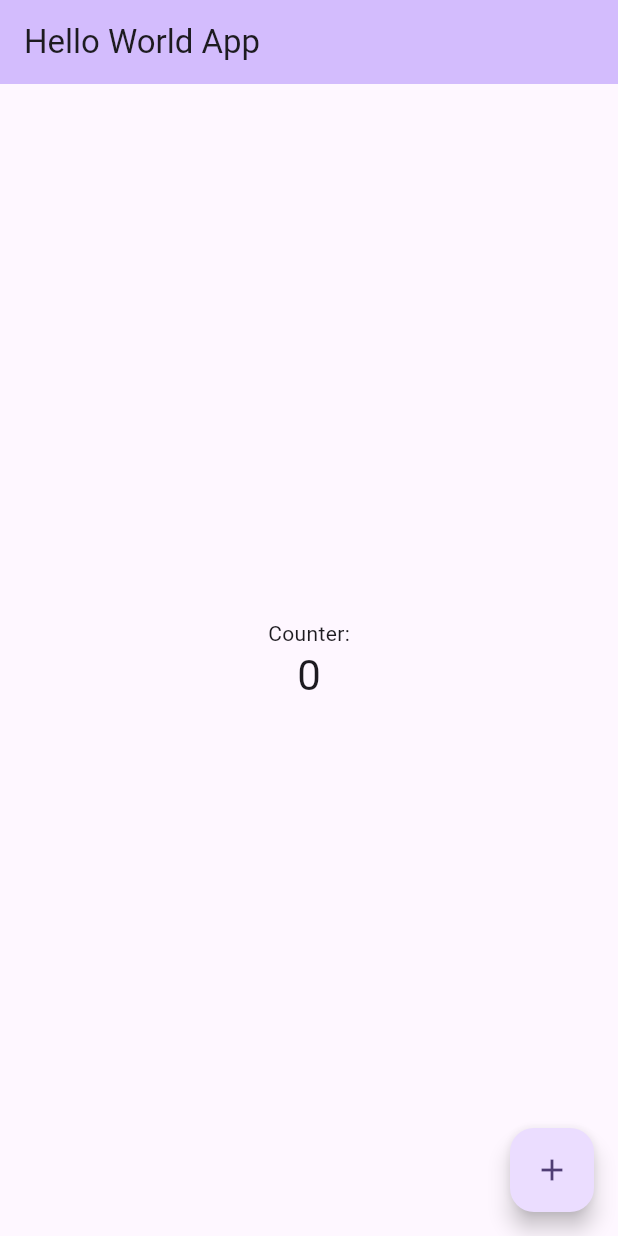
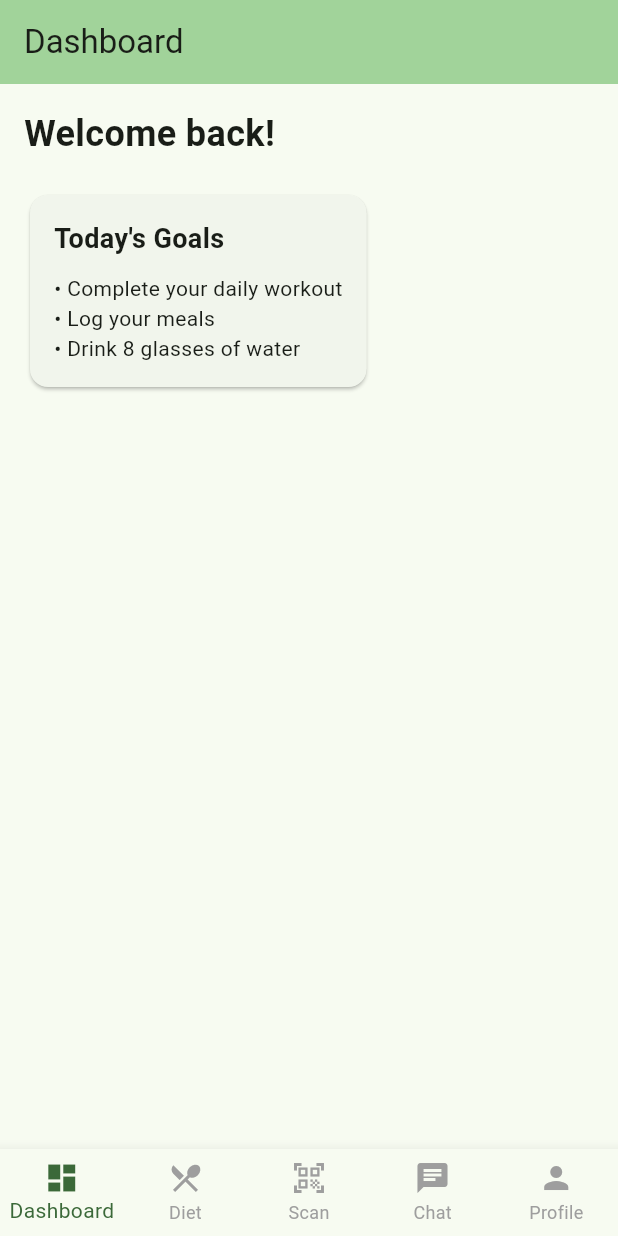
Before and after one commit to ozelen/welness-ai-frontend, a Flutter app: the screen it shows after launch, on a phone screen of 412 x 824 dp. Run offline on Flutter 3.47's test engine with Material 3 defaults, Android fonts, the phone set to English and light mode, and no system bars.

Commit message:
main pages and flutter guide

```diff
--- a/flutter-app/lib/main.dart
+++ b/flutter-app/lib/main.dart
@@ -1,124 +1,42 @@
 import 'package:flutter/material.dart';
-import 'dart:developer';
+import 'pages/auth_page.dart';
+import 'pages/main_navigation.dart';
 
 void main() {
-  runApp(const MyApp());
+  runApp(const WellnessAIApp());
 }
 
-class MyApp extends StatelessWidget {
-  const MyApp({super.key});
+class WellnessAIApp extends StatelessWidget {
+  const WellnessAIApp({super.key});
 
-  // This widget is the root of your application.
   @override
   Widget build(BuildContext context) {
     return MaterialApp(
-      title: 'Hello World App',
+      title: 'Wellness AI',
       theme: ThemeData(
-        // This is the theme of your application.
-        //
-        // TRY THIS: Try running your application with "flutter run". You'll see
-        // the application has a purple toolbar. Then, without quitting the app,
-        // try changing the seedColor in the colorScheme below to Colors.green
-        // and then invoke "hot reload" (save your changes or press the "hot
-        // reload" button in a Flutter-supported IDE, or press "r" if you used
-        // the command line to start the app).
-        //
-        // Notice that the counter didn't reset back to zero; the application
-        // state is not lost during the reload. To reset the state, use hot
-        // restart instead.
-        //
-        // This works for code too, not just values: Most code changes can be
-        // tested with just a hot reload.
-        colorScheme: ColorScheme.fromSeed(seedColor: Colors.deepPurple),
+        colorScheme: ColorScheme.fromSeed(
+          seedColor: const Color(0xFF4CAF50), // Green theme for wellness
+          brightness: Brightness.light,
+        ),
+        useMaterial3: true,
       ),
-      home: const MyHomePage(title: 'Hello World App'),
+      home: const AuthWrapper(),
     );
   }
 }
 
-class MyHomePage extends StatefulWidget {
-  const MyHomePage({super.key, required this.title});
-
-  // This widget is the home page of your application. It is stateful, meaning
-  // that it has a State object (defined below) that contains fields that affect
-  // how it looks.
-
-  // This class is the configuration for the state. It holds the values (in this
-  // case the title) provided by the parent (in this case the App widget) and
-  // used by the build method of the State. Fields in a Widget subclass are
-  // always marked "final".
-
-  final String title;
-
-  @override
-  State<MyHomePage> createState() => _MyHomePageState();
-}
-
-class _MyHomePageState extends State<MyHomePage> {
-  int _counter = 0;
-
-  void _incrementCounter() {
-    setState(() {
-      // This call to setState tells the Flutter framework that something has
-      // changed in this State, which causes it to rerun the build method below
-      // so that the display can reflect the updated values. If we changed
-      // _counter without calling setState(), then the build method would not be
-      // called again, and so nothing would appear to happen.
-      _counter++;
-      log('Counter: $_counter');
-    });
-  }
+class AuthWrapper extends StatelessWidget {
+  const AuthWrapper({super.key});
 
   @override
   Widget build(BuildContext context) {
-    // This method is rerun every time setState is called, for instance as done
-    // by the _incrementCounter method above.
-    //
-    // The Flutter framework has been optimized to make rerunning build methods
-    // fast, so that you can just rebuild anything that needs updating rather
-    // than having to individually change instances of widgets.
-    return Scaffold(
-      appBar: AppBar(
-        // TRY THIS: Try changing the color here to a specific color (to
-        // Colors.amber, perhaps?) and trigger a hot reload to see the AppBar
-        // change color while the other colors stay the same.
-        backgroundColor: Theme.of(context).colorScheme.inversePrimary,
-        // Here we take the value from the MyHomePage object that was created by
-        // the App.build method, and use it to set our appbar title.
-        title: Text(widget.title),
-      ),
-      body: Center(
-        // Center is a layout widget. It takes a single child and positions it
-        // in the middle of the parent.
-        child: Column(
-          // Column is also a layout widget. It takes a list of children and
-          // arranges them vertically. By default, it sizes itself to fit its
-          // children horizontally, and tries to be as tall as its parent.
-          //
-          // Column has various properties to control how it sizes itself and
-          // how it positions its children. Here we use mainAxisAlignment to
-          // center the children vertically; the main axis here is the vertical
-          // axis because Columns are vertical (the cross axis would be
-          // horizontal).
-          //
-          // TRY THIS: Invoke "debug painting" (choose the "Toggle Debug Paint"
-          // action in the IDE, or press "p" in the console), to see the
-          // wireframe for each widget.
-          mainAxisAlignment: MainAxisAlignment.center,
-          children: <Widget>[
-            const Text('Counter:'),
-            Text(
-              '$_counter',
-              style: Theme.of(context).textTheme.headlineMedium,
-            ),
-          ],
-        ),
-      ),
-      floatingActionButton: FloatingActionButton(
-        onPressed: _incrementCounter,
-        tooltip: 'Increment',
-        child: const Icon(Icons.add),
-      ), // This trailing comma makes auto-formatting nicer for build methods.
-    );
+    // TODO: Check if user is authenticated
+    bool isAuthenticated = true; // Temporarily set to true to see tabs
+
+    if (isAuthenticated) {
+      return const MainNavigation();
+    } else {
+      return const AuthPage();
+    }
   }
 }
--- /dev/null
+++ b/flutter-app/lib/pages/dashboard_page.dart
@@ -0,0 +1,47 @@
+import 'package:flutter/material.dart';
+
+class DashboardPage extends StatelessWidget {
+  const DashboardPage({super.key});
+
+  @override
+  Widget build(BuildContext context) {
+    return Scaffold(
+      appBar: AppBar(
+        title: const Text('Dashboard'),
+        backgroundColor: Theme.of(context).colorScheme.inversePrimary,
+      ),
+      body: const Padding(
+        padding: EdgeInsets.all(16.0),
+        child: Column(
+          crossAxisAlignment: CrossAxisAlignment.start,
+          children: [
+            Text(
+              'Welcome back!',
+              style: TextStyle(fontSize: 24, fontWeight: FontWeight.bold),
+            ),
+            SizedBox(height: 20),
+            // TODO: Add dashboard widgets (goals, progress, etc.)
+            Card(
+              child: Padding(
+                padding: EdgeInsets.all(16.0),
+                child: Column(
+                  crossAxisAlignment: CrossAxisAlignment.start,
+                  children: [
+                    Text(
+                      'Today\'s Goals',
+                      style: TextStyle(fontSize: 18, fontWeight: FontWeight.bold),
+                    ),
+                    SizedBox(height: 10),
+                    Text('• Complete your daily workout'),
+                    Text('• Log your meals'),
+                    Text('• Drink 8 glasses of water'),
+                  ],
+                ),
+              ),
+            ),
+          ],
+        ),
+      ),
+    );
+  }
+}
--- /dev/null
+++ b/flutter-app/lib/pages/main_navigation.dart
@@ -0,0 +1,67 @@
+import 'package:flutter/material.dart';
+import 'dashboard_page.dart';
+import 'diet_planning_page.dart';
+import 'barcode_scanner_page.dart';
+import 'chat_page.dart';
+import 'profile_page.dart';
+
+class MainNavigation extends StatefulWidget {
+  const MainNavigation({super.key});
+
+  @override
+  State<MainNavigation> createState() => _MainNavigationState();
+}
+
+class _MainNavigationState extends State<MainNavigation> {
+  int _selectedIndex = 0;
+
+  static const List<Widget> _pages = [
+    DashboardPage(),
+    DietPlanningPage(),
+    BarcodeScannerPage(),
+    ChatPage(),
+    ProfilePage(),
+  ];
+
+  void _onItemTapped(int index) {
+    setState(() {
+      _selectedIndex = index;
+    });
+  }
+
+  @override
+  Widget build(BuildContext context) {
+    return Scaffold(
+      body: _pages[_selectedIndex],
+      bottomNavigationBar: BottomNavigationBar(
+        type: BottomNavigationBarType.fixed,
+        currentIndex: _selectedIndex,
+        onTap: _onItemTapped,
+        selectedItemColor: Theme.of(context).colorScheme.primary,
+        unselectedItemColor: Colors.grey,
+        items: const [
+          BottomNavigationBarItem(
+            icon: Icon(Icons.dashboard),
+            label: 'Dashboard',
+          ),
+          BottomNavigationBarItem(
+            icon: Icon(Icons.restaurant_menu),
+            label: 'Diet',
+          ),
+          BottomNavigationBarItem(
+            icon: Icon(Icons.qr_code_scanner),
+            label: 'Scan',
+          ),
+          BottomNavigationBarItem(
+            icon: Icon(Icons.chat),
+            label: 'Chat',
+          ),
+          BottomNavigationBarItem(
+            icon: Icon(Icons.person),
+            label: 'Profile',
+          ),
+        ],
+      ),
+    );
+  }
+}
```
Also changed, not shown: flutter-app/lib/pages/auth_page.dart (added, +39 -0 lines), flutter-app/lib/pages/barcode_scanner_page.dart (added, +40 -0 lines), flutter-app/lib/pages/chat_page.dart (added, +53 -0 lines), flutter-app/lib/pages/diet_planning_page.dart (added, +47 -0 lines), flutter-app/lib/pages/profile_page.dart (added, +55 -0 lines), 1 other file.
